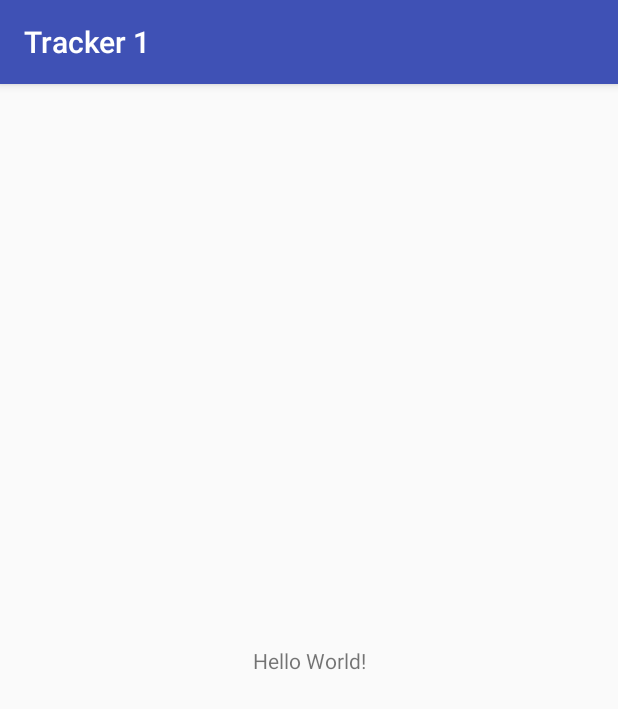
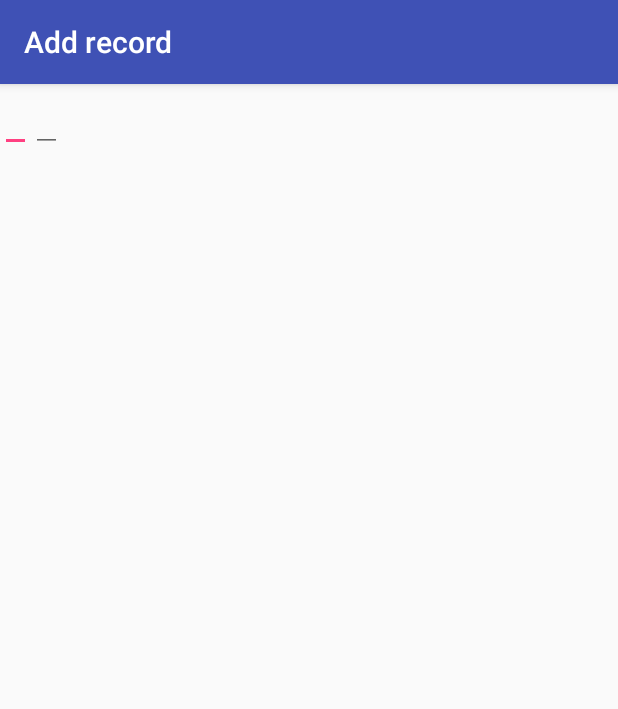
Before and after one commit to rsanders20/tracker1, an Android app: the EditorActivity screen opened directly, with no data from a screen before it, on a phone screen of 412 x 824 dp. Shown: the top 709 px of the screen. Run offline under Robolectric (Android 15) with nearby library versions, the phone set to English and light mode, and no system bars.

Commit message:
Added editting functionality.

```diff
--- a/app/src/main/java/com/example/android/tracker1/EditorActivity.java
+++ b/app/src/main/java/com/example/android/tracker1/EditorActivity.java
@@ -1,7 +1,11 @@
 package com.example.android.tracker1;
 
+import android.content.Intent;
+import android.net.Uri;
 import android.os.Bundle;
 import android.support.v7.app.AppCompatActivity;
+
+import java.net.URI;
 
 /**
  * Created by ryan on 5/14/18.
@@ -9,10 +13,24 @@ import android.support.v7.app.AppCompatActivity;
 
 public class EditorActivity extends AppCompatActivity {
 
+    private Uri currentUri;
+
     @Override
     protected void onCreate(Bundle savedInstanceState) {
         super.onCreate(savedInstanceState);
         setContentView(R.layout.activity_editor);
+
+        Intent intent = getIntent();
+
+        currentUri = intent.getData();
+
+        if(currentUri==null) {
+            setTitle("Add record");
+        } else {
+            setTitle("Edit record");
+        }
+
+
     }
 
 
--- a/app/src/main/res/layout/activity_editor.xml
+++ b/app/src/main/res/layout/activity_editor.xml
@@ -1,19 +1,22 @@
 <?xml version="1.0" encoding="utf-8"?>
-<android.support.constraint.ConstraintLayout
+<RelativeLayout
     xmlns:android="http://schemas.android.com/apk/res/android"
-    xmlns:app="http://schemas.android.com/apk/res-auto"
     xmlns:tools="http://schemas.android.com/tools"
     android:layout_width="match_parent"
     android:layout_height="match_parent"
     tools:context="com.example.android.tracker1.MainActivity">
 
-    <TextView
+    <EditText
+        android:id="@+id/date_text"
         android:layout_width="wrap_content"
         android:layout_height="wrap_content"
-        android:text="Hello World!"
-        app:layout_constraintBottom_toBottomOf="parent"
-        app:layout_constraintLeft_toLeftOf="parent"
-        app:layout_constraintRight_toRightOf="parent"
-        app:layout_constraintTop_toTopOf="parent" />
+        tools:text="DATE" />
 
-</android.support.constraint.ConstraintLayout>
+    <EditText
+        android:layout_toRightOf="@id/date_text"
+        android:id="@+id/weight_text"
+        android:layout_width="wrap_content"
+        android:layout_height="wrap_content"
+        tools:text="WEIGHT" />
+
+</RelativeLayout>
```
